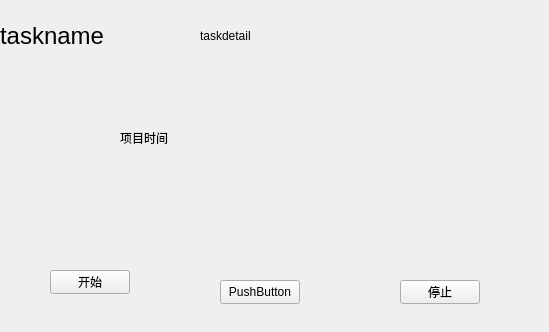
Before: the Qt Designer form doingtask.ui in QiuLiang-99/TaskMaster, drawn with Qt 5.
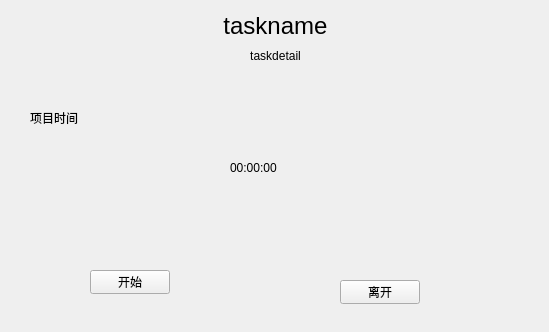
After: the same form once the commit is applied.

```diff
--- a/doingtask.ui
+++ b/doingtask.ui
@@ -16,9 +16,9 @@
   <widget class="QLabel" name="taskname">
    <property name="geometry">
     <rect>
-     <x>0</x>
-     <y>20</y>
-     <width>141</width>
+     <x>10</x>
+     <y>10</y>
+     <width>531</width>
      <height>31</height>
     </rect>
    </property>
@@ -30,24 +30,30 @@
    <property name="text">
     <string>taskname</string>
    </property>
+   <property name="alignment">
+    <set>Qt::AlignCenter</set>
+   </property>
   </widget>
   <widget class="QLabel" name="taskdetail">
    <property name="geometry">
     <rect>
-     <x>200</x>
-     <y>20</y>
-     <width>331</width>
+     <x>10</x>
+     <y>40</y>
+     <width>531</width>
      <height>31</height>
     </rect>
    </property>
    <property name="text">
     <string>taskdetail</string>
    </property>
+   <property name="alignment">
+    <set>Qt::AlignCenter</set>
+   </property>
   </widget>
   <widget class="QPushButton" name="startButton">
    <property name="geometry">
     <rect>
-     <x>50</x>
+     <x>90</x>
      <y>270</y>
      <width>80</width>
      <height>24</height>
@@ -57,37 +63,24 @@
     <string>开始</string>
    </property>
   </widget>
-  <widget class="QPushButton" name="pushButton_2">
-   <property name="geometry">
-    <rect>
-     <x>220</x>
-     <y>280</y>
-     <width>80</width>
-     <height>24</height>
-    </rect>
-   </property>
-   <property name="text">
-    <string>PushButton</string>
-   </property>
-  </widget>
   <widget class="QPushButton" name="quitButton">
    <property name="geometry">
     <rect>
-     <x>400</x>
+     <x>340</x>
      <y>280</y>
      <width>80</width>
      <height>24</height>
     </rect>
    </property>
    <property name="text">
-    <string>停止</string>
+    <string>离开</string>
    </property>
   </widget>
   <widget class="QLabel" name="tasktime">
    <property name="geometry">
     <rect>
-     <x>120</x>
-     <y>130</y>
+     <x>30</x>
+     <y>110</y>
      <width>54</width>
      <height>16</height>
     </rect>
@@ -96,6 +89,19 @@
     <string>项目时间</string>
    </property>
   </widget>
+  <widget class="QLabel" name="speedtime">
+   <property name="geometry">
+    <rect>
+     <x>230</x>
+     <y>160</y>
+     <width>54</width>
+     <height>16</height>
+    </rect>
+   </property>
+   <property name="text">
+    <string>00:00:00</string>
+   </property>
+  </widget>
  </widget>
  <resources/>
  <connections/>
```
